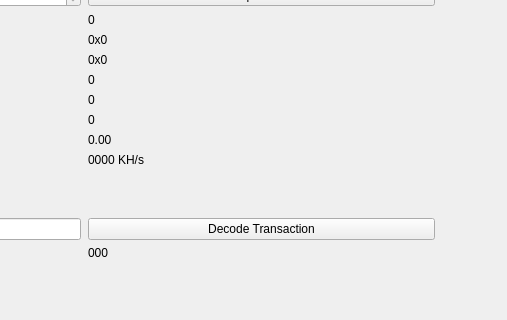
The window that src/qt/forms/blockbrowser.ui (shnurf/silkcoin) describes before a commit, drawn with Qt 5; both pictures show x 287 to 794 and y 87 to 407 of the 794 by 514 pixel window.
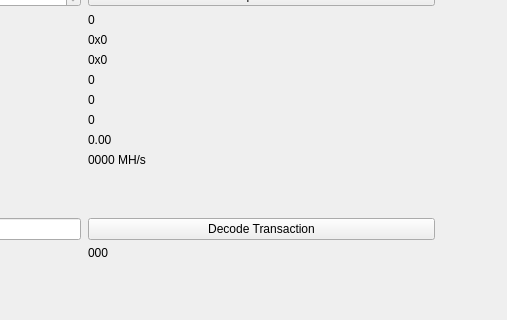
The same window after the commit.

The edit to the form file:
```diff
--- a/src/qt/forms/blockbrowser.ui
+++ b/src/qt/forms/blockbrowser.ui
@@ -138,7 +138,7 @@
        <item row="10" column="1">
         <widget class="QLabel" name="pawBox">
          <property name="text">
-          <string>0000 KH/s</string>
+          <string>0000 MH/s</string>
          </property>
         </widget>
        </item>
```
